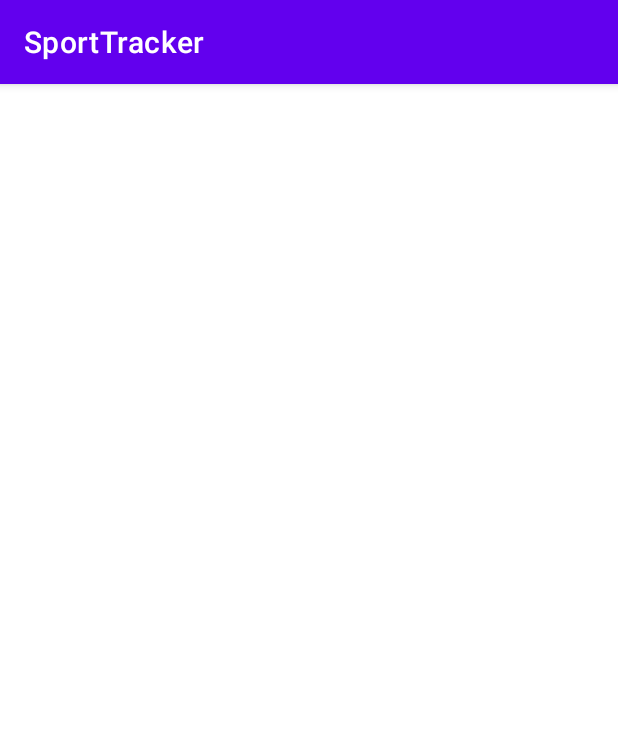
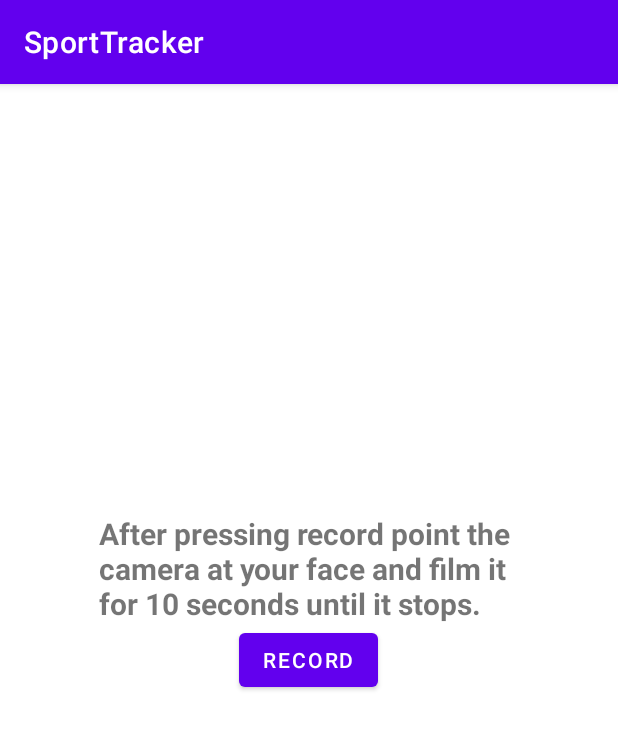
Before and after one commit to jakobpolegek/sporttracker, an Android app: the VideoActivity screen opened directly, with no data from a screen before it, on a phone screen of 412 x 824 dp. Shown: the top 729 px of the screen. Run offline under Robolectric (Android 15) with nearby library versions, the phone set to English and light mode, and no system bars; our stand-ins replace Firebase (no records; nobody signed in at launch, a user with empty details on screens opened directly).

Commit message:
added video recording

```diff
--- a/SportTrackerAndroid/app/build.gradle
+++ b/SportTrackerAndroid/app/build.gradle
@@ -44,6 +44,7 @@ dependencies {
     implementation project(path: ':lib')
     implementation 'com.google.firebase:firebase-database:20.0.0'
     implementation 'com.google.firebase:firebase-firestore:23.0.0'
+    implementation 'com.google.firebase:firebase-storage:20.0.0'
     testImplementation 'junit:junit:4.13.2'
     androidTestImplementation 'androidx.test.ext:junit:1.1.2'
     androidTestImplementation 'androidx.test.espresso:espresso-core:3.3.0'
--- a/SportTrackerAndroid/app/src/main/AndroidManifest.xml
+++ b/SportTrackerAndroid/app/src/main/AndroidManifest.xml
@@ -6,6 +6,8 @@
          Google Maps Android API v2, but you must specify either coarse or fine
          location permissions for the "MyLocation" functionality.
     -->
+    <uses-feature android:name="android.hardware.camera"
+        android:required="true" />
     <uses-permission android:name="android.permission.ACCESS_FINE_LOCATION" />
     <uses-permission android:name="android.permission.CAMERA" />
     <uses-permission android:name="android.permission.ACCESS_COARSE_LOCATION" />
--- a/SportTrackerAndroid/app/src/main/java/com/example/sporttracker/RunningActivity.java
+++ b/SportTrackerAndroid/app/src/main/java/com/example/sporttracker/RunningActivity.java
@@ -120,6 +120,7 @@ public class RunningActivity extends AppCompatActivity {
             double longitude=location.getLongitude();
             app.thisUser.addLocation(new User.Lokacija(latitude,longitude));
             String msg="New Latitude: "+latitude + "New Longitude: "+longitude;
+            System.out.println(msg);
             Toast.makeText(mContext,msg,Toast.LENGTH_LONG).show();
         }
 
--- a/SportTrackerAndroid/app/src/main/java/com/example/sporttracker/SettingsActivity.java
+++ b/SportTrackerAndroid/app/src/main/java/com/example/sporttracker/SettingsActivity.java
@@ -88,7 +88,6 @@ public class SettingsActivity extends AppCompatActivity {
             editor.putFloat(HEIGHT,Float.parseFloat(etHeight.getText().toString()));
             editor.apply();
             //app.thisUser.setHeight(Double.parseDouble(etHeight.getText().toString()));
-            System.out.println("WEight:: " + Double.parseDouble(etHeight.getText().toString()));
         }
         if (!etWeight.getText().toString().equals("")){
             editor.putFloat(WEIGHT,Float.parseFloat(etWeight.getText().toString()));
--- a/SportTrackerAndroid/app/src/main/res/layout/activity_video.xml
+++ b/SportTrackerAndroid/app/src/main/res/layout/activity_video.xml
@@ -1,9 +1,25 @@
 <?xml version="1.0" encoding="utf-8"?>
-<androidx.constraintlayout.widget.ConstraintLayout xmlns:android="http://schemas.android.com/apk/res/android"
+<RelativeLayout xmlns:android="http://schemas.android.com/apk/res/android"
     xmlns:app="http://schemas.android.com/apk/res-auto"
     xmlns:tools="http://schemas.android.com/tools"
     android:layout_width="match_parent"
     android:layout_height="match_parent"
     tools:context=".VideoActivity">
 
-</androidx.constraintlayout.widget.ConstraintLayout>
+    <Button
+        android:layout_width="wrap_content"
+        android:layout_height="wrap_content"
+        android:id="@+id/record"
+        android:text="record"
+        android:layout_centerInParent="true"/>
+
+    <TextView
+        android:layout_width="280dp"
+        android:layout_height="wrap_content"
+        android:layout_above="@id/record"
+        android:layout_centerHorizontal="true"
+        android:textSize="20sp"
+        android:textStyle="bold"
+        android:text="@string/after_pressing_record_point_the_camera_at_your_face_and_film_it_for_10_seconds_until_it_stops"/>
+
+</RelativeLayout>
--- a/SportTrackerAndroid/app/src/main/res/layout/settings_activity.xml
+++ b/SportTrackerAndroid/app/src/main/res/layout/settings_activity.xml
@@ -80,7 +80,7 @@
         android:layout_height="33dp"
         android:layout_marginBottom="10dp"
         android:ems="10"
-        android:inputType="textPersonName"
+        android:inputType="numberDecimal"
         android:textAlignment="center"
         app:layout_constraintRight_toRightOf="parent"
         app:layout_constraintLeft_toRightOf="@id/tx8"
@@ -94,7 +94,7 @@
         android:layout_width="140dp"
         android:layout_height="33dp"
         android:ems="10"
-        android:inputType="textPersonName"
+        android:inputType="numberDecimal"
         android:textAlignment="center"
         app:layout_constraintRight_toRightOf="parent"
         app:layout_constraintLeft_toRightOf="@id/textView6"
--- a/SportTrackerAndroid/app/src/main/res/values/strings.xml
+++ b/SportTrackerAndroid/app/src/main/res/values/strings.xml
@@ -32,4 +32,5 @@
     <string name="username">Username</string>
     <string name="_18">18+</string>
     <string name="age">Age</string>
+    <string name="after_pressing_record_point_the_camera_at_your_face_and_film_it_for_10_seconds_until_it_stops">After pressing record point the camera at your face and film it for 10 seconds until it stops.</string>
 </resources>
```
Also changed, not shown: SportTrackerAndroid/app/src/main/java/com/example/sporttracker/ApplicationMy.java (+8 -3 lines), SportTrackerAndroid/app/src/main/java/com/example/sporttracker/VideoActivity.java (+80 -0 lines).
